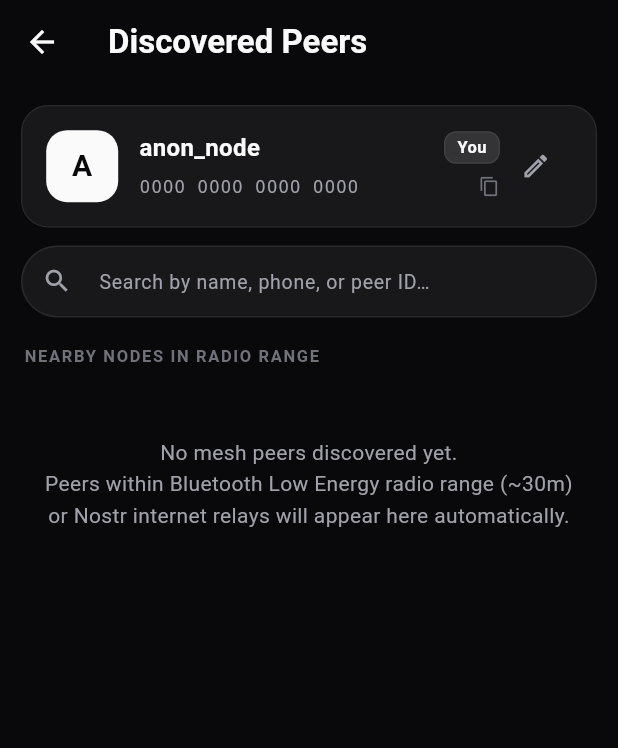
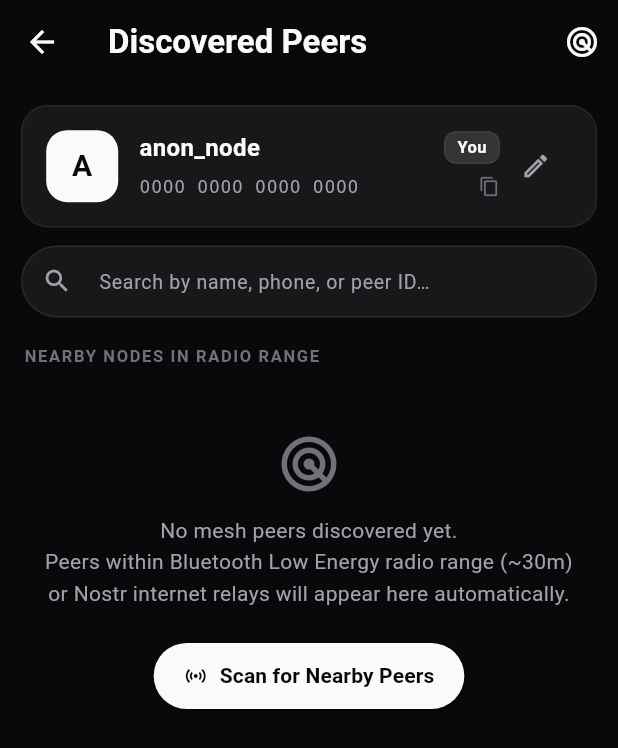
Before and after one commit to sushantdev-git/dec-chat, a Flutter app: the PeerDirectoryScreen screen opened directly, on a phone screen of 412 x 824 dp. Shown: the top 748 px of the screen. Run offline on Flutter 3.47's test engine with Material 3 defaults, Android fonts, the phone set to English and light mode, and no system bars; our stand-ins replace flutter_riverpod; missing offline and left inert: cryptography, three_js.

Commit message:
feat: add 3D pulsating peer discovery scanner using three_js

```diff
--- a/lib/presentation/views/peer_directory_screen.dart
+++ b/lib/presentation/views/peer_directory_screen.dart
@@ -1,10 +1,13 @@
+import 'dart:async';
 import 'package:flutter/material.dart';
 import 'package:flutter/services.dart';
 import 'package:flutter_riverpod/flutter_riverpod.dart';
+import '../../application/bitchat_coordinator.dart';
 import '../state/identity_state.dart';
 import '../state/peers_notifier.dart';
 import '../theme/app_theme.dart';
 import '../widgets/edit_profile_sheet.dart';
+import '../widgets/three_d_scan_visualizer.dart';
 import '../widgets/transport_badge.dart';
 import 'chat_screen.dart';
 import 'safety_verification_dialog.dart';
@@ -21,11 +24,59 @@ class PeerDirectoryScreen extends ConsumerStatefulWidget {
 class _PeerDirectoryScreenState extends ConsumerState<PeerDirectoryScreen> {
   final TextEditingController _searchCtrl = TextEditingController();
   String _query = '';
+  bool _isScanning = false;
+  Timer? _scanTimer;
+  Timer? _scanBurstTimer;
 
   @override
   void dispose() {
+    _scanTimer?.cancel();
+    _scanBurstTimer?.cancel();
     _searchCtrl.dispose();
     super.dispose();
+  }
+
+  void _startScan() {
+    if (_isScanning) return;
+    setState(() => _isScanning = true);
+
+    // Immediate presence announcement burst
+    ref.read(bitchatCoordinatorProvider)?.broadcastPresence();
+
+    // Broadcast presence burst periodically every 1.5 seconds during scan
+    _scanBurstTimer?.cancel();
+    _scanBurstTimer = Timer.periodic(const Duration(milliseconds: 1500), (_) {
+      ref.read(bitchatCoordinatorProvider)?.broadcastPresence();
+    });
+
+    // Conclude scan automatically after 10 seconds
+    _scanTimer?.cancel();
+    _scanTimer = Timer(const Duration(seconds: 10), () {
+      _stopScan(showNotification: true);
+    });
+  }
+
+  void _stopScan({bool showNotification = false}) {
+    _scanTimer?.cancel();
+    _scanBurstTimer?.cancel();
+    if (!mounted) return;
+    final wasScanning = _isScanning;
+    setState(() => _isScanning = false);
+
+    if (wasScanning && showNotification) {
+      final peerCount = ref.read(peersProvider).allPeers.length;
+      ScaffoldMessenger.of(context).showSnackBar(
+        SnackBar(
+          content: Text(
+            peerCount > 0
+                ? 'Scan complete. Discovered $peerCount mesh ${peerCount == 1 ? 'peer' : 'peers'}.'
+                : 'Scan complete. No new peers detected in range.',
+          ),
+          backgroundColor: AppTheme.darkCardElevated,
+          duration: const Duration(seconds: 2),
+        ),
+      );
+    }
   }
 
   bool _isPhoneMatch(peer) {
@@ -84,6 +135,34 @@ class _PeerDirectoryScreenState extends ConsumerState<PeerDirectoryScreen> {
       return Scaffold(
         appBar: AppBar(
           title: const Text('Discovered Peers', style: TextStyle(fontWeight: FontWeight.w700)),
+          actions: [
+            if (_isScanning)
+              TextButton.icon(
+                onPressed: () => _stopScan(showNotification: true),
+                icon: const SizedBox(
+                  width: 12,
+                  height: 12,
+                  child: CircularProgressIndicator(
+                    strokeWidth: 2,
+                    color: AppTheme.verifiedGreen,
+                  ),
+                ),
+                label: const Text(
+                  'Scanning',
+                  style: TextStyle(
+                    color: AppTheme.verifiedGreen,
+                    fontSize: 13,
+                    fontWeight: FontWeight.w600,
+                  ),
+                ),
+              )
+            else
+              IconButton(
+                icon: const Icon(Icons.radar, color: AppTheme.textPrimary),
+                tooltip: 'Scan for peers',
+                onPressed: _startScan,
+              ),
+          ],
         ),
         body: ListView(
           padding: const EdgeInsets.symmetric(vertical: 8),
@@ -196,6 +275,13 @@ class _PeerDirectoryScreenState extends ConsumerState<PeerDirectoryScreen> {
             ),
           ),
 
+          // ── 3D Pulsating Scan Visualizer (while scanning) ───────────────
+          if (_isScanning)
+            ThreeDScanVisualizer(
+              peerCount: filtered.length,
+              onStopScan: () => _stopScan(showNotification: true),
+            ),
+
           // ── Search Bar ──────────────────────────────────────────────────
           Padding(
             padding: const EdgeInsets.symmetric(horizontal: 14, vertical: 6),
@@ -261,13 +347,37 @@ class _PeerDirectoryScreenState extends ConsumerState<PeerDirectoryScreen> {
           ),
 
           if (allPeers.isEmpty)
-            const Padding(
-              padding: EdgeInsets.symmetric(vertical: 40, horizontal: 24),
+            Padding(
+              padding: const EdgeInsets.symmetric(vertical: 36, horizontal: 24),
               child: Center(
-                child: Text(
-                  'No mesh peers discovered yet.\nPeers within Bluetooth Low Energy radio range (~30m) or Nostr internet relays will appear here automatically.',
-                  textAlign: TextAlign.center,
-                  style: TextStyle(color: AppTheme.textSecondary, height: 1.5),
+                child: Column(
+                  mainAxisSize: MainAxisSize.min,
+                  children: [
+                    const Icon(Icons.radar_outlined, size: 44, color: AppTheme.textMuted),
+                    const SizedBox(height: 12),
+                    const Text(
+                      'No mesh peers discovered yet.\nPeers within Bluetooth Low Energy radio range (~30m) or Nostr internet relays will appear here automatically.',
+                      textAlign: TextAlign.center,
+                      style: TextStyle(color: AppTheme.textSecondary, height: 1.5),
+                    ),
+                    if (!_isScanning) ...[
+                      const SizedBox(height: 20),
+                      ElevatedButton.icon(
+                        onPressed: _startScan,
+                        icon: const Icon(Icons.sensors, size: 16, color: AppTheme.onPrimaryAccent),
+                        label: const Text(
+                          'Scan for Nearby Peers',
+                          style: TextStyle(fontWeight: FontWeight.w700, color: AppTheme.onPrimaryAccent),
+                        ),
+                        style: ElevatedButton.styleFrom(
+                          backgroundColor: AppTheme.primaryAccent,
+                          foregroundColor: AppTheme.onPrimaryAccent,
+                          padding: const EdgeInsets.symmetric(horizontal: 20, vertical: 12),
+                          shape: const RoundedRectangleBorder(borderRadius: AppTheme.pill),
+                        ),
+                      ),
+                    ],
+                  ],
                 ),
               ),
             )
--- a/pubspec.yaml
+++ b/pubspec.yaml
@@ -16,6 +16,7 @@ dependencies:
   web_socket_channel: ^3.0.1
   collection: ^1.18.0
   path_provider: ^2.1.6
+  three_js: ^0.3.0
 
 dev_dependencies:
   flutter_test:
```
Also changed, not shown: lib/presentation/widgets/three_d_scan_visualizer.dart (added, +475 -0 lines), pubspec.lock, 5 other files.
